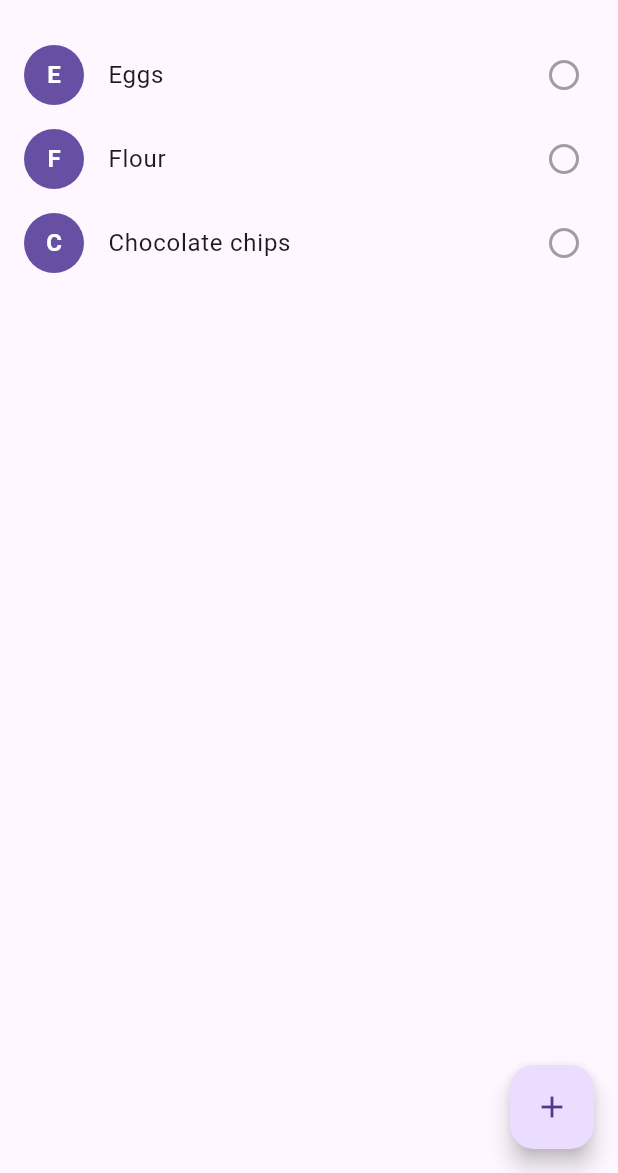
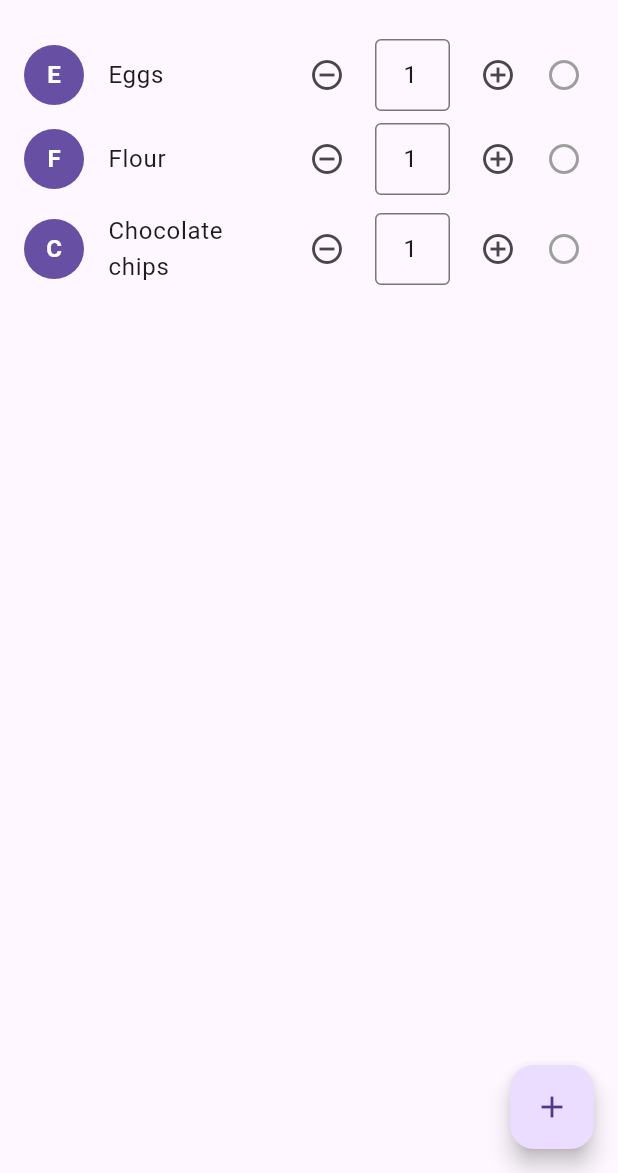
Before and after one commit to perelgutTrios/Shopping-List, a Flutter app: the screen it shows after launch, on a phone screen of 412 x 824 dp, the part 63-1236 px from its top. Run offline on Flutter 3.47's test engine with Material 3 defaults, Android fonts, the light colour scheme and no system bars.

Commit message:
Add quantity controls with +/- buttons and text field, auto-delete items at quantity 0

```diff
--- a/lib/main.dart
+++ b/lib/main.dart
@@ -1,9 +1,11 @@
 import 'package:flutter/material.dart';
+import 'package:flutter/services.dart';
 
 class Product {
-  Product({required this.name});
+  Product({required this.name, this.quantity = 1});
 
   final String name;
+  int quantity;
 
   @override
   bool operator ==(Object other) =>
@@ -17,17 +19,20 @@ class Product {
 }
 
 typedef CartChangedCallback = void Function(Product product, bool inCart);
+typedef QuantityChangedCallback = void Function(Product product, int quantity);
 
 class ShoppingListItem extends StatelessWidget {
   ShoppingListItem({
     required this.product,
     required this.inCart,
     required this.onCartChanged,
+    required this.onQuantityChanged,
   }) : super(key: ObjectKey(product));
 
   final Product product;
   final bool inCart;
   final CartChangedCallback onCartChanged;
+  final QuantityChangedCallback onQuantityChanged;
 
   Color _getColor(BuildContext context) {
     // The theme depends on the BuildContext because different
@@ -51,6 +56,9 @@ class ShoppingListItem extends StatelessWidget {
 
   @override
   Widget build(BuildContext context) {
+    final quantityController =
+        TextEditingController(text: product.quantity.toString());
+
     return ListTile(
       onTap: () {
         onCartChanged(product, !inCart);
@@ -69,9 +77,59 @@ class ShoppingListItem extends StatelessWidget {
         product.name,
         style: _getTextStyle(context),
       ),
-      trailing: inCart
-          ? const Icon(Icons.check_circle, color: Colors.green)
-          : const Icon(Icons.radio_button_unchecked, color: Colors.grey),
+      trailing: Row(
+        mainAxisSize: MainAxisSize.min,
+        children: [
+          // Minus button
+          IconButton(
+            icon: const Icon(Icons.remove_circle_outline),
+            onPressed: () {
+              if (product.quantity > 0) {
+                onQuantityChanged(product, product.quantity - 1);
+              }
+            },
+            iconSize: 24,
+            padding: EdgeInsets.zero,
+            constraints: const BoxConstraints(),
+          ),
+          const SizedBox(width: 8),
+          // Quantity text field
+          SizedBox(
+            width: 50,
+            child: TextField(
+              controller: quantityController,
+              keyboardType: TextInputType.number,
+              textAlign: TextAlign.center,
+              inputFormatters: [FilteringTextInputFormatter.digitsOnly],
+              decoration: const InputDecoration(
+                border: OutlineInputBorder(),
+                contentPadding:
+                    EdgeInsets.symmetric(horizontal: 8, vertical: 8),
+              ),
+              onSubmitted: (value) {
+                final newQuantity = int.tryParse(value) ?? 1;
+                onQuantityChanged(product, newQuantity);
+              },
+            ),
+          ),
+          const SizedBox(width: 8),
+          // Plus button
+          IconButton(
+            icon: const Icon(Icons.add_circle_outline),
+            onPressed: () {
+              onQuantityChanged(product, product.quantity + 1);
+            },
+            iconSize: 24,
+            padding: EdgeInsets.zero,
+            constraints: const BoxConstraints(),
+          ),
+          const SizedBox(width: 8),
+          // Cart checkbox
+          inCart
+              ? const Icon(Icons.check_circle, color: Colors.green)
+              : const Icon(Icons.radio_button_unchecked, color: Colors.grey),
+        ],
+      ),
     );
   }
 }
@@ -104,6 +162,18 @@ class _ShoppingListState extends State<ShoppingList> {
         _shoppingCart.add(product);
       } else {
         _shoppingCart.remove(product);
+      }
+    });
+  }
+
+  void _handleQuantityChanged(Product product, int newQuantity) {
+    setState(() {
+      if (newQuantity <= 0) {
+        // Remove item from list if quantity is 0
+        _products.remove(product);
+        _shoppingCart.remove(product);
+      } else {
+        product.quantity = newQuantity;
       }
     });
   }
@@ -183,6 +253,7 @@ class _ShoppingListState extends State<ShoppingList> {
                   product: product,
                   inCart: _shoppingCart.contains(product),
                   onCartChanged: _handleCartChanged,
+                  onQuantityChanged: _handleQuantityChanged,
                 );
               },
             ),
```
